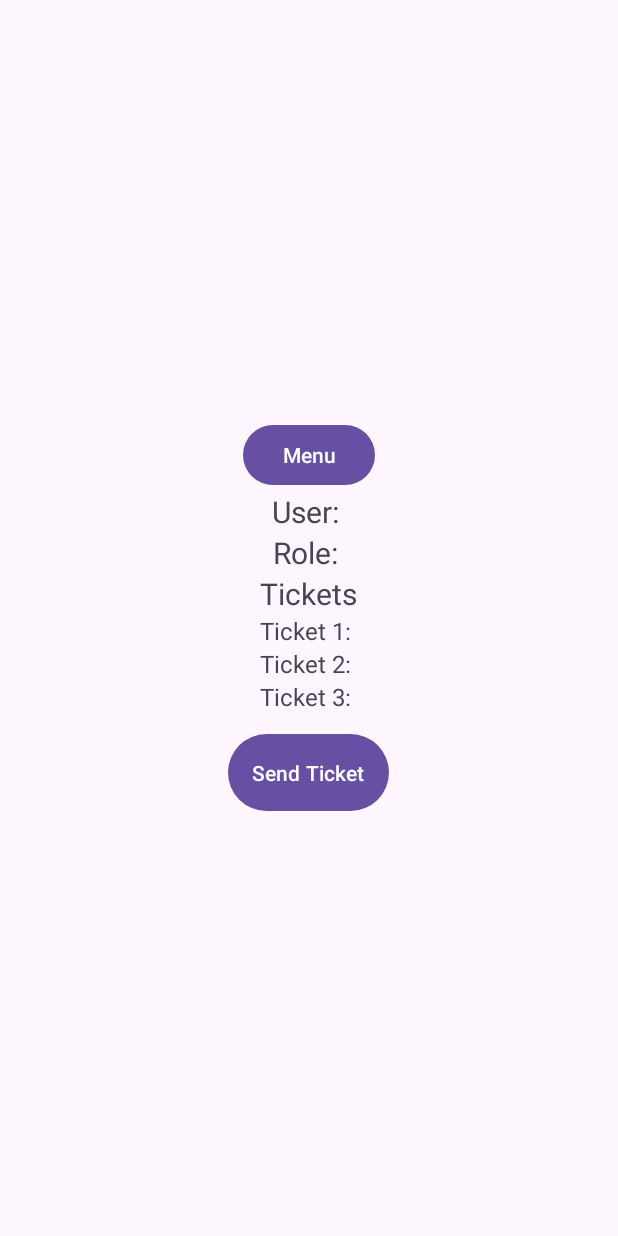
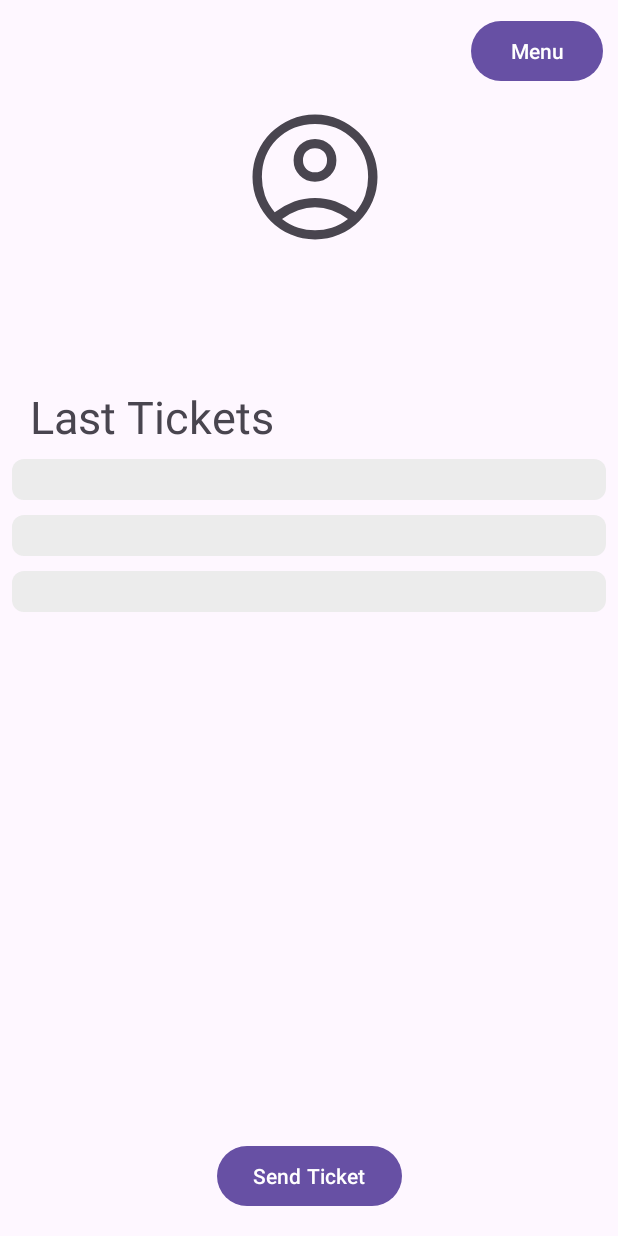
Before and after one commit to TaconeoMental/frida-en-45-minutos, an Android app: the ProfileActivity screen opened directly, with no data from a screen before it, on a phone screen of 412 x 824 dp. Run offline under Robolectric (Android 15) with nearby library versions, the phone set to English and light mode, and no system bars.

Commit message:
UI changes

```diff
--- /dev/null
+++ b/AndroidApp/app/src/main/java/com/nivel4/fridaen45minutos/About.java
@@ -0,0 +1,66 @@
+package com.nivel4.fridaen45minutos;
+
+import android.app.AlertDialog;
+import android.app.Dialog;
+import android.content.Context;
+import android.os.Bundle;
+import android.view.LayoutInflater;
+import android.view.View;
+import android.widget.Button;
+import android.widget.EditText;
+import android.widget.TextView;
+import android.widget.Toast;
+
+import androidx.annotation.NonNull;
+import androidx.annotation.Nullable;
+import androidx.fragment.app.DialogFragment;
+
+import com.nivel4.Cipher.EncryptDecrypt;
+import com.nivel4.httpClient.RequestPost;
+
+import org.json.JSONException;
+import org.json.JSONObject;
+
+import java.io.IOException;
+import java.security.InvalidKeyException;
+import java.security.NoSuchAlgorithmException;
+
+import javax.crypto.BadPaddingException;
+import javax.crypto.IllegalBlockSizeException;
+import javax.crypto.NoSuchPaddingException;
+
+import okhttp3.Call;
+
+public class About extends DialogFragment {
+    private EditText newPasswordEditText;
+    private RequestPost requestPost;
+    private static final String PASSCHANGE_ENDPOINT = BuildConfig.PASSCHANGE_ENDPOINT;
+    private String newPassword;
+
+    @NonNull
+    @Override
+    public Dialog onCreateDialog(@Nullable Bundle savedInstanceState) {
+        AlertDialog.Builder builder = new AlertDialog.Builder(getActivity());
+        LayoutInflater inflater = requireActivity().getLayoutInflater();
+        View view = inflater.inflate(R.layout.dialog_about, null);
+
+        TextView labelTextView = view.findViewById(R.id.labelTextView);
+        TextView aboutTextView = view.findViewById(R.id.aboutTextView);
+        Button closeButton = view.findViewById(R.id.closeButton);
+
+        labelTextView.setText("Frida en 45 minutos");
+        String about = "Developed by p4ncontomat3 and 1nh4l3r.\n\n\nHappy hooking <3";
+        aboutTextView.setText(about);
+        closeButton.setOnClickListener(new View.OnClickListener() {
+            @Override
+            public void onClick(View v) {
+                dismiss();
+            }
+        });
+
+        builder.setView(view);
+        return builder.create();
+    }
+
+
+}
--- a/AndroidApp/app/src/main/java/com/nivel4/fridaen45minutos/ProfileActivity.java
+++ b/AndroidApp/app/src/main/java/com/nivel4/fridaen45minutos/ProfileActivity.java
@@ -6,10 +6,12 @@ import androidx.core.view.GravityCompat;
 import androidx.drawerlayout.widget.DrawerLayout;
 
 import android.content.Intent;
+import android.graphics.drawable.Drawable;
 import android.os.Bundle;
 import android.view.MenuItem;
 import android.view.View;
 import android.widget.Button;
+import android.widget.LinearLayout;
 import android.widget.TextView;
 import android.widget.Toast;
 
@@ -88,12 +90,33 @@ public class ProfileActivity extends AppCompatActivity {
         ticket2TextView.setText(ticket2);
         ticket3TextView.setText(ticket3);
 
+        LinearLayout ticket1Layout = findViewById(R.id.ticket1Layout);
+        LinearLayout ticket2Layout = findViewById(R.id.ticket2Layout);
+        LinearLayout ticket3Layout = findViewById(R.id.ticket3Layout);
+
+        Drawable roundedRectangle = getResources().getDrawable(R.drawable.rounded_rectangle);
+        ticket1Layout.setBackground(roundedRectangle);
+        ticket2Layout.setBackground(roundedRectangle);
+        ticket3Layout.setBackground(roundedRectangle);
+
+
+
         Button btnPassChange = findViewById(R.id.btnPassChange);
         btnPassChange.setOnClickListener(new View.OnClickListener() {
             @Override
             public void onClick(View v) {
                 PasswordChange dialogFragment = new PasswordChange();
                 dialogFragment.show(getSupportFragmentManager(), "passwordChangeDialog");
+                closeDrawer();
+            }
+        });
+
+        Button btnAbout = findViewById(R.id.btnAbout);
+        btnAbout.setOnClickListener(new View.OnClickListener() {
+            @Override
+            public void onClick(View v) {
+                About dialogFragment = new About();
+                dialogFragment.show(getSupportFragmentManager(), "aboutDialog");
                 closeDrawer();
             }
         });
--- /dev/null
+++ b/AndroidApp/app/src/main/res/drawable/account_circle.xml
@@ -0,0 +1,10 @@
+<vector xmlns:android="http://schemas.android.com/apk/res/android"
+    android:width="48dp"
+    android:height="48dp"
+    android:viewportWidth="960"
+    android:viewportHeight="960"
+    android:tint="?attr/colorControlNormal">
+  <path
+      android:fillColor="@android:color/white"
+      android:pathData="M222,705Q285,661 347,637.5Q409,614 480,614Q551,614 613.5,637.5Q676,661 739,705Q783,651 801.5,596Q820,541 820,480Q820,335 722.5,237.5Q625,140 480,140Q335,140 237.5,237.5Q140,335 140,480Q140,541 159,596Q178,651 222,705ZM479.81,510Q422,510 382.5,470.31Q343,430.63 343,372.81Q343,315 382.69,275.5Q422.37,236 480.19,236Q538,236 577.5,275.69Q617,315.37 617,373.19Q617,431 577.31,470.5Q537.63,510 479.81,510ZM480.47,880Q398,880 325,848.5Q252,817 197.5,762.5Q143,708 111.5,635.23Q80,562.47 80,479.73Q80,397 111.5,324.5Q143,252 197.5,197.5Q252,143 324.77,111.5Q397.53,80 480.27,80Q563,80 635.5,111.5Q708,143 762.5,197.5Q817,252 848.5,324.53Q880,397.06 880,479.53Q880,562 848.5,635Q817,708 762.5,762.5Q708,817 635.47,848.5Q562.94,880 480.47,880ZM480,820Q535,820 587.5,804Q640,788 691,748Q640,712 587,693Q534,674 480,674Q426,674 373,693Q320,712 269,748Q320,788 372.5,804Q425,820 480,820ZM480,450Q514,450 535.5,428.5Q557,407 557,373Q557,339 535.5,317.5Q514,296 480,296Q446,296 424.5,317.5Q403,339 403,373Q403,407 424.5,428.5Q446,450 480,450ZM480,373Q480,373 480,373Q480,373 480,373Q480,373 480,373Q480,373 480,373Q480,373 480,373Q480,373 480,373Q480,373 480,373Q480,373 480,373ZM480,747Q480,747 480,747Q480,747 480,747Q480,747 480,747Q480,747 480,747Q480,747 480,747Q480,747 480,747Q480,747 480,747Q480,747 480,747Z"/>
+</vector>
--- /dev/null
+++ b/AndroidApp/app/src/main/res/drawable/rounded_rectangle.xml
@@ -0,0 +1,5 @@
+<?xml version="1.0" encoding="utf-8"?>
+<shape xmlns:android="http://schemas.android.com/apk/res/android">
+    <solid android:color="#ECECEC"/>
+    <corners android:radius="8dp"/>
+</shape>
--- a/AndroidApp/app/src/main/res/layout/activity_profile.xml
+++ b/AndroidApp/app/src/main/res/layout/activity_profile.xml
@@ -1,147 +1,177 @@
 <?xml version="1.0" encoding="utf-8"?>
 <androidx.drawerlayout.widget.DrawerLayout xmlns:android="http://schemas.android.com/apk/res/android"
     xmlns:tools="http://schemas.android.com/tools"
+    xmlns:app="http://schemas.android.com/apk/res-auto"
     android:id="@+id/drawerLayout"
     android:layout_width="match_parent"
     android:layout_height="match_parent"
     android:fitsSystemWindows="true">
 
     <!-- Content View -->
-    <LinearLayout
+    <androidx.constraintlayout.widget.ConstraintLayout
         android:layout_width="match_parent"
-        android:layout_height="match_parent"
-        android:orientation="vertical"
-        android:gravity="center">
+        android:layout_height="match_parent">
 
         <Button
             android:id="@+id/btnOpenMenu"
             android:layout_width="wrap_content"
             android:layout_height="wrap_content"
-            android:text="Menu" />
+            android:text="Menu"
+            android:layout_marginTop="10dp"
+            android:layout_marginEnd="10dp"
+            app:layout_constraintEnd_toEndOf="parent"
+            app:layout_constraintTop_toTopOf="parent" />
+
+        <ImageView
+            android:id="@+id/icon_profile"
+            android:layout_width="100dp"
+            android:layout_height="100dp"
+            android:layout_marginStart="160dp"
+            android:layout_marginTop="10dp"
+            android:layout_marginBottom="0dp"
+            android:contentDescription="Profile Image"
+            android:src="@drawable/account_circle"
+            app:layout_constraintBottom_toTopOf="@id/usernameTextView"
+            app:layout_constraintEnd_toEndOf="parent"
+            app:layout_constraintHorizontal_bias="0.0"
+            app:layout_constraintStart_toStartOf="parent"
+            app:layout_constraintTop_toBottomOf="@id/btnOpenMenu" />
+
+        <TextView
+            android:id="@+id/usernameTextView"
+            android:layout_width="wrap_content"
+            android:layout_height="wrap_content"
+            android:textSize="30sp"
+            app:layout_constraintStart_toStartOf="@id/icon_profile"
+            app:layout_constraintEnd_toEndOf="@id/icon_profile"
+            app:layout_constraintTop_toBottomOf="@id/icon_profile"
+            app:layout_constraintBottom_toTopOf="@id/roleTextView"
+            android:layout_marginBottom="5dp"
+            android:gravity="center_horizontal" />
+
+        <TextView
+            android:id="@+id/roleTextView"
+            android:layout_width="wrap_content"
+            android:layout_height="wrap_content"
+            android:textSize="20sp"
+            app:layout_constraintStart_toStartOf="@id/icon_profile"
+            app:layout_constraintEnd_toEndOf="@id/icon_profile"
+            app:layout_constraintTop_toBottomOf="@id/usernameTextView"
+            app:layout_constraintBottom_toTopOf="@id/ticketsLabelTextView"
+            android:layout_marginBottom="8dp"
+            android:gravity="center_horizontal" />
+
+        <TextView
+            android:id="@+id/ticketsLabelTextView"
+            android:layout_width="wrap_content"
+            android:layout_height="wrap_content"
+            android:text="Last Tickets"
+            android:textSize="30sp"
+            app:layout_constraintStart_toStartOf="parent"
+            app:layout_constraintTop_toBottomOf="@id/roleTextView"
+            android:layout_marginTop="16dp"
+            android:layout_marginStart="20dp" />
 
         <LinearLayout
-            android:layout_width="wrap_content"
+            android:id="@+id/ticketsLinearLayout"
+            android:layout_width="match_parent"
             android:layout_height="wrap_content"
-            android:orientation="horizontal">
-
-            <TextView
-                android:layout_width="wrap_content"
-                android:layout_height="wrap_content"
-                android:text="User: "
-                android:textSize="20sp" />
-
-            <TextView
-                android:id="@+id/usernameTextView"
-                android:layout_width="wrap_content"
-                android:layout_height="wrap_content"
-                android:textSize="20sp" />
-
-        </LinearLayout>
-
-        <LinearLayout
-            android:layout_width="wrap_content"
-            android:layout_height="wrap_content"
-            android:orientation="horizontal">
-
-            <TextView
-                android:layout_width="wrap_content"
-                android:layout_height="wrap_content"
-                android:text="Role: "
-                android:textSize="20sp" />
-
-            <TextView
-                android:id="@+id/roleTextView"
-                android:layout_width="wrap_content"
-                android:layout_height="wrap_content"
-                android:textSize="20sp" />
-
-        </LinearLayout>
-
-        <TextView
-            android:layout_width="wrap_content"
-            android:layout_height="wrap_content"
-            android:text="Tickets"
-            android:textSize="20sp" />
-
-        <LinearLayout
-            android:layout_width="wrap_content"
-            android:layout_height="wrap_content"
-            android:orientation="vertical">
+            android:orientation="vertical"
+            app:layout_constraintStart_toStartOf="parent"
+            app:layout_constraintTop_toBottomOf="@id/ticketsLabelTextView"
+            android:layout_marginTop="8dp"
+            android:layout_marginStart="8dp"
+            android:paddingRight="8dp">
 
             <LinearLayout
-                android:layout_width="wrap_content"
+                android:layout_width="match_parent"
                 android:layout_height="wrap_content"
-                android:orientation="horizontal">
+                android:orientation="horizontal"
+                android:paddingLeft="8dp"
+                android:paddingRight="8dp"
+                android:background="@drawable/rounded_rectangle"
+                android:id="@+id/ticket1Layout">
 
                 <TextView
                     android:layout_width="wrap_content"
                     android:layout_height="wrap_content"
-                    android:text="Ticket 1: "
                     android:textSize="16sp" />
 
                 <TextView
                     android:id="@+id/ticket1TextView"
                     android:layout_width="wrap_content"
                     android:layout_height="wrap_content"
-                    android:textSize="16sp" />
+                    android:textSize="20sp" />
 
             </LinearLayout>
 
+            <View
+                android:layout_width="match_parent"
+                android:layout_height="10dp"
+                android:background="@android:color/transparent" />
+
             <LinearLayout
-                android:layout_width="wrap_content"
+                android:layout_width="match_parent"
                 android:layout_height="wrap_content"
-                android:orientation="horizontal">
+                android:orientation="horizontal"
+                android:paddingLeft="8dp"
+                android:paddingRight="8dp"
+                android:background="@drawable/rounded_rectangle"
+                android:id="@+id/ticket2Layout">
 
                 <TextView
                     android:layout_width="wrap_content"
                     android:layout_height="wrap_content"
-                    android:text="Ticket 2: "
                     android:textSize="16sp" />
 
                 <TextView
                     android:id="@+id/ticket2TextView"
                     android:layout_width="wrap_content"
                     android:layout_height="wrap_content"
-                    android:textSize="16sp" />
+                    android:textSize="20sp" />
 
             </LinearLayout>
 
+            <View
+                android:layout_width="match_parent"
+                android:layout_height="10dp"
+                android:background="@android:color/transparent" />
+
             <LinearLayout
-                android:layout_width="wrap_content"
+                android:layout_width="match_parent"
                 android:layout_height="wrap_content"
-                android:orientation="horizontal">
+                android:orientation="horizontal"
+                android:paddingLeft="8dp"
+                android:paddingRight="8dp"
+                android:background="@drawable/rounded_rectangle"
+                android:id="@+id/ticket3Layout">
 
                 <TextView
                     android:layout_width="wrap_content"
                     android:layout_height="wrap_content"
-                    android:text="Ticket 3: "
                     android:textSize="16sp" />
 
                 <TextView
                     android:id="@+id/ticket3TextView"
                     android:layout_width="wrap_content"
                     android:layout_height="wrap_content"
-                    android:textSize="16sp" />
+                    android:textSize="20sp" />
 
             </LinearLayout>
 
         </LinearLayout>
 
-        <LinearLayout
-            android:layout_width="wrap_content"
-            android:layout_height="wrap_content"
-            android:paddingTop="10dp">
-
-        </LinearLayout>
-
         <Button
+            android:id="@+id/btnSendTicket"
             android:layout_width="wrap_content"
             android:layout_height="wrap_content"
             android:text="Send Ticket"
-            android:id="@+id/btnSendTicket"
-            android:padding="16dp" />
+            app:layout_constraintBottom_toBottomOf="parent"
+            app:layout_constraintStart_toStartOf="parent"
+            app:layout_constraintEnd_toEndOf="parent"
+            android:layout_marginBottom="16dp" />
 
-    </LinearLayout>
+    </androidx.constraintlayout.widget.ConstraintLayout>
 
     <!-- Navigation Drawer -->
     <com.google.android.material.navigation.NavigationView
@@ -174,30 +204,46 @@
                     android:layout_height="wrap_content"
                     android:text="Menu"
                     android:textSize="20sp"
-                    android:paddingStart="16dp"/>
+                    android:paddingStart="16dp" />
 
             </LinearLayout>
 
-            <LinearLayout
+            <androidx.constraintlayout.widget.ConstraintLayout
                 android:layout_width="match_parent"
                 android:layout_height="match_parent"
-                android:orientation="vertical">
+                android:gravity="center">
 
                 <Button
+                    android:id="@+id/btnPassChange"
                     android:layout_width="wrap_content"
                     android:layout_height="wrap_content"
                     android:text="Change Password"
-                    android:id="@+id/btnPassChange"
-                    android:padding="16dp" />
+                    android:padding="16dp"
+                    app:layout_constraintTop_toTopOf="parent"
+                    app:layout_constraintStart_toStartOf="parent"
+                    app:layout_constraintEnd_toEndOf="parent" />
 
                 <Button
+                    android:id="@+id/btnAbout"
+                    android:layout_width="wrap_content"
+                    android:layout_height="wrap_content"
+                    android:text="About"
+                    android:padding="16dp"
+                    app:layout_constraintTop_toBottomOf="@id/btnPassChange"
+                    app:layout_constraintStart_toStartOf="parent"
+                    app:layout_constraintEnd_toEndOf="parent" />
+
+                <Button
+                    android:id="@+id/btnLogout"
                     android:layout_width="wrap_content"
                     android:layout_height="wrap_content"
                     android:text="Logout"
-                    android:id="@+id/btnLogout"
-                    android:padding="16dp" />
+                    android:padding="16dp"
+                    app:layout_constraintStart_toStartOf="parent"
+                    app:layout_constraintEnd_toEndOf="parent"
+                    app:layout_constraintBottom_toBottomOf="parent" />
 
-            </LinearLayout>
+            </androidx.constraintlayout.widget.ConstraintLayout>
 
         </LinearLayout>
 
--- /dev/null
+++ b/AndroidApp/app/src/main/res/layout/dialog_about.xml
@@ -0,0 +1,30 @@
+<?xml version="1.0" encoding="utf-8"?>
+<LinearLayout xmlns:android="http://schemas.android.com/apk/res/android"
+    android:layout_width="match_parent"
+    android:layout_height="wrap_content"
+    android:orientation="vertical"
+    android:padding="16dp">
+
+    <TextView
+        android:id="@+id/labelTextView"
+        android:layout_width="wrap_content"
+        android:layout_height="wrap_content"
+        android:textAppearance="@android:style/TextAppearance.Large" />
+    <TextView
+        android:layout_width="wrap_content"
+        android:layout_height="wrap_content"
+        android:id="@+id/aboutTextView"/>
+
+    <LinearLayout
+        android:layout_width="wrap_content"
+        android:layout_height="wrap_content">
+
+        <Button
+            android:id="@+id/closeButton"
+            android:layout_width="wrap_content"
+            android:layout_height="wrap_content"
+            android:text="Close" />
+
+    </LinearLayout>
+
+</LinearLayout>
--- a/AndroidApp/app/src/main/res/menu/drawer_menu.xml
+++ b/AndroidApp/app/src/main/res/menu/drawer_menu.xml
@@ -1,7 +1,7 @@
 <menu xmlns:android="http://schemas.android.com/apk/res/android">
     <item
         android:id="@+id/menu_change_password"
-        android:title="Change Password" />
+        android:title="Change Password"/>
     <item
         android:id="@+id/menu_logout"
         android:title="Logout" />
```
